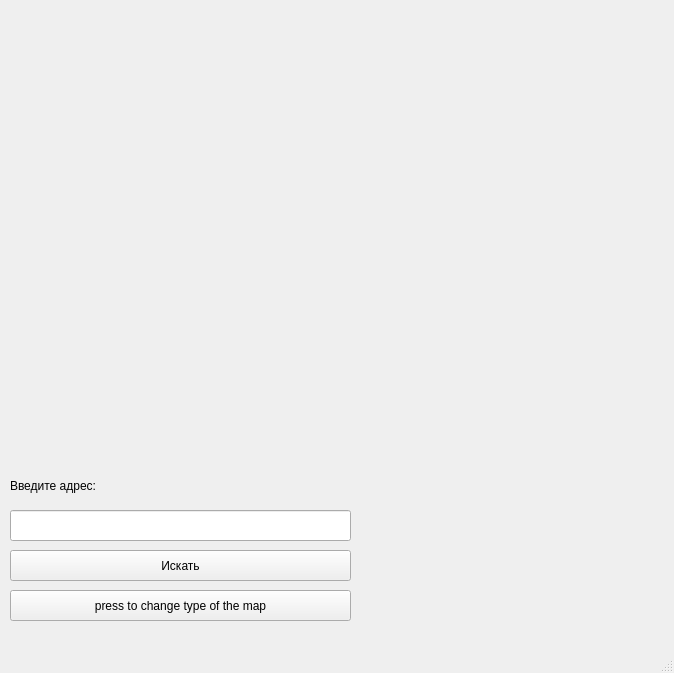
First picture: the form in api/main.ui, repository 123name123/super_mega_cool_project, before the edit.
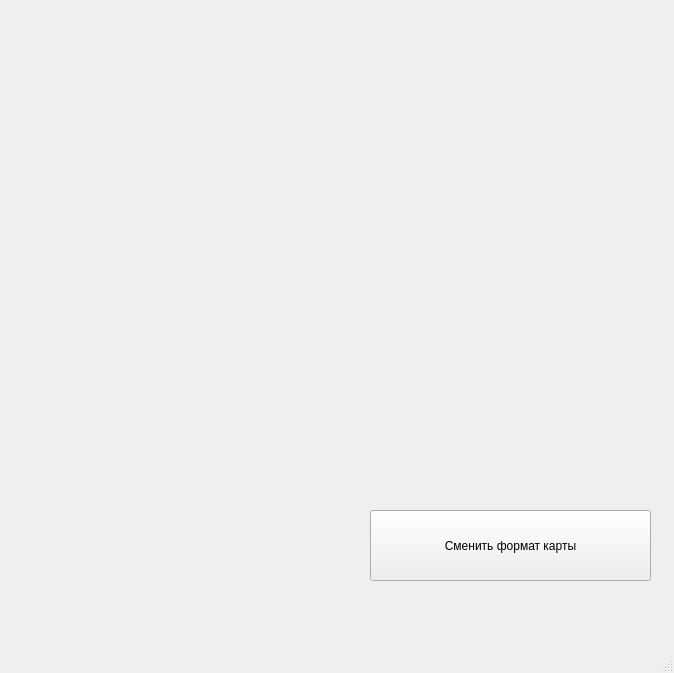
Second picture: the form after the edit.

```diff
--- a/api/main.ui
+++ b/api/main.ui
@@ -27,53 +27,20 @@
      <string/>
     </property>
    </widget>
-   <widget class="QLineEdit" name="input">
+   <widget class="QPushButton" name="pushButton">
     <property name="geometry">
      <rect>
-      <x>10</x>
+      <x>370</x>
       <y>510</y>
-      <width>341</width>
-      <height>31</height>
+      <width>281</width>
+      <height>71</height>
      </rect>
     </property>
-   </widget>
-   <widget class="QPushButton" name="search">
-    <property name="geometry">
-     <rect>
-      <x>10</x>
-      <y>550</y>
-      <width>341</width>
-      <height>31</height>
-     </rect>
-    </property>
     <property name="text">
-     <string>Искать</string>
+     <string>Сменить формат карты</string>
     </property>
-   </widget>
-   <widget class="QLabel" name="label_2">
-    <property name="geometry">
-     <rect>
-      <x>10</x>
-      <y>470</y>
-      <width>211</width>
-      <height>31</height>
-     </rect>
-    </property>
-    <property name="text">
-     <string>Введите адрес:</string>
-    </property>
-   </widget>
-   <widget class="QPushButton" name="chng_map">
-    <property name="geometry">
-     <rect>
-      <x>10</x>
-      <y>590</y>
-      <width>341</width>
-      <height>31</height>
-     </rect>
-    </property>
-    <property name="text">
-     <string>press to change type of the map</string>
+    <property name="flat">
+     <bool>false</bool>
     </property>
    </widget>
   </widget>
```
Left out of the diff: 2 changed lines with no effect on the pictures.
